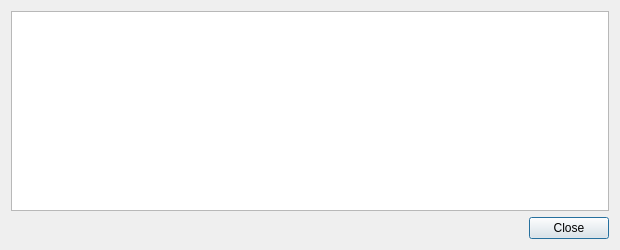
The window that src/qt/forms/transactiondescdialog.ui (YarkoL/MillenniumCoin) describes before a commit, drawn with Qt 5.
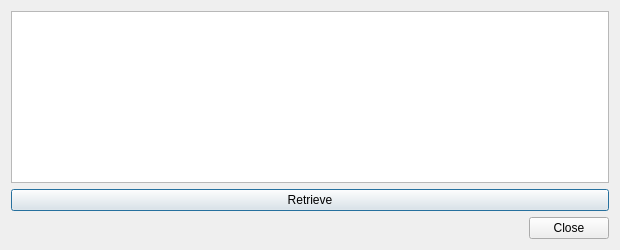
The same window after the commit.

Commit message: retrieval button

```diff
--- a/src/qt/forms/transactiondescdialog.ui
+++ b/src/qt/forms/transactiondescdialog.ui
@@ -24,6 +24,19 @@
      </property>
     </widget>
    </item>
+   <item>
+    <widget class="QPushButton" name="retrieveButton">
+     <property name="enabled">
+      <bool>true</bool>
+     </property>
+     <property name="toolTip">
+      <string>Retrieve escrow</string>
+     </property>
+     <property name="text">
+      <string>Retrieve</string>
+     </property>
+    </widget>
+   </item>
    <item>
     <widget class="QDialogButtonBox" name="buttonBox">
      <property name="orientation">
```
The commit also changes 2 other files.
